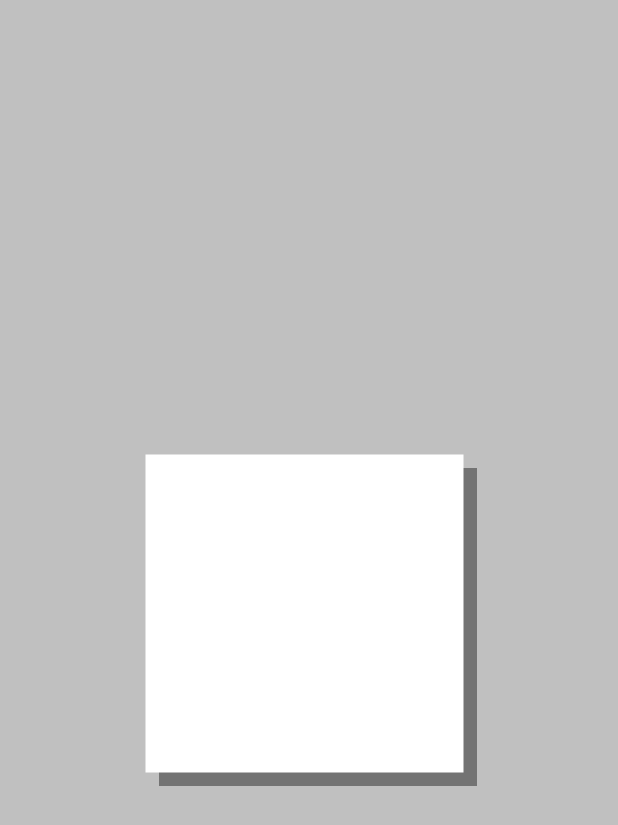
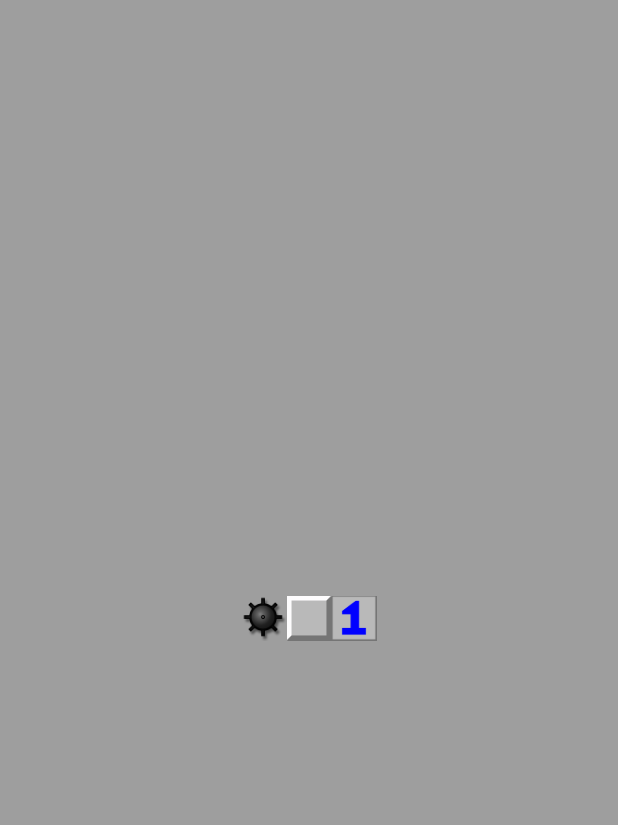
Before and after one commit to yingmu52/Minesweeper, a Flutter app: the screen it shows after launch, on a phone screen of 412 x 824 dp. Shown: the top 825 px of the screen. Run offline on Flutter 3.47's test engine with Material 2 defaults, Android fonts, the phone set to English and light mode, and no system bars.

```diff
--- a/lib/main.dart
+++ b/lib/main.dart
@@ -1,4 +1,5 @@
 import 'package:flutter/material.dart';
+import 'package:minesweeper/mine_cell.dart';
 
 void main() {
   runApp(App());
@@ -22,7 +23,9 @@ class AppBackground extends StatelessWidget {
   @override
   Widget build(BuildContext context) {
     return Container(
-        color: Color.fromRGBO(192, 192, 192, 1), child: MinesweeperBoard());
+      color: Colors.grey,
+      child: MinesweeperBoard(),
+    );
   }
 }
 
@@ -34,46 +37,14 @@ class MinesweeperBoard extends StatelessWidget {
   @override
   Widget build(BuildContext context) {
     return Align(
-      child: MineCell(
-        width: 200,
-        height: 200,
-      ),
-      alignment: Alignment.center,
-    );
-  }
-}
-
-class MineCell extends StatefulWidget {
-  final double width;
-  final double height;
-
-  MineCell({this.width, this.height});
-
-  @override
-  _MineCellState createState() => _MineCellState();
-}
-
-class _MineCellState extends State<MineCell> {
-  @override
-  Widget build(BuildContext context) {
-    return Container(
-      width: widget.width,
-      height: widget.height,
-      decoration: BoxDecoration(
-        color: Color.fromRGBO(189, 189, 189, 0),
-        boxShadow: [
-          BoxShadow(
-            color: Colors.black.withOpacity(0.4),
-            spreadRadius: 6, // same as offset
-            offset: Offset(6, 6),
-          ),
-          BoxShadow(
-            color: Colors.white,
-            spreadRadius: 6, // same as offset
-            offset: Offset(-3, -3),
-          )
+      alignment: Alignment.centerRight,
+      child: Row(
+        mainAxisAlignment: MainAxisAlignment.center,
+        children: [
+          MineCell(size: 30, type: MineCellType.bomb),
+          MineCell(size: 30, type: MineCellType.unrevealed),
+          MineCell(size: 30, type: MineCellType.one),
         ],
-        shape: BoxShape.rectangle,
       ),
     );
   }
--- /dev/null
+++ b/lib/mine_cell.dart
@@ -0,0 +1,71 @@
+import 'package:flutter/material.dart';
+
+class MineCell extends StatefulWidget {
+  final double size;
+  final MineCellType type;
+
+  MineCell({this.size, this.type});
+
+  @override
+  _MineCellState createState() => _MineCellState();
+}
+
+class _MineCellState extends State<MineCell> {
+  @override
+  Widget build(BuildContext context) {
+    return Container(
+      width: widget.size,
+      height: widget.size,
+      child: imageFor(widget.type),
+    );
+  }
+}
+
+enum MineCellType {
+  one,
+  two,
+  three,
+  four,
+  five,
+  six,
+  seven,
+  eight,
+  empty,
+  bomb,
+  unrevealed,
+  flagged,
+}
+
+Image imageFor(MineCellType type) {
+  switch (type) {
+    case MineCellType.one:
+      return Image.asset('images/1.png');
+    case MineCellType.two:
+      return Image.asset('images/2.png');
+    case MineCellType.three:
+      return Image.asset('images/3.png');
+    case MineCellType.four:
+      return Image.asset('images/4.png');
+    case MineCellType.five:
+      return Image.asset('images/5.png');
+    case MineCellType.six:
+      return Image.asset('images/6.png');
+    case MineCellType.seven:
+      return Image.asset('images/7.png');
+    case MineCellType.eight:
+      return Image.asset('images/8.png');
+
+    case MineCellType.bomb:
+      return Image.asset('images/bomb.png');
+    case MineCellType.empty:
+      return Image.asset('images/empty.png');
+
+    case MineCellType.flagged:
+      return Image.asset('images/flagged.png');
+    case MineCellType.unrevealed:
+      return Image.asset('images/unrevealed.png');
+
+    default:
+      return null;
+  }
+}
```
Also changed, not shown: pubspec.yaml (+14 -3 lines), images/1.png (added), images/2.png (added), images/3.png (added), images/4.png (added), images/5.png (added), images/6.png (added), images/7.png (added), images/8.png (added), images/bomb.png (added), images/empty.png (added), images/flagged.png (added), images/unrevealed.png (added).
